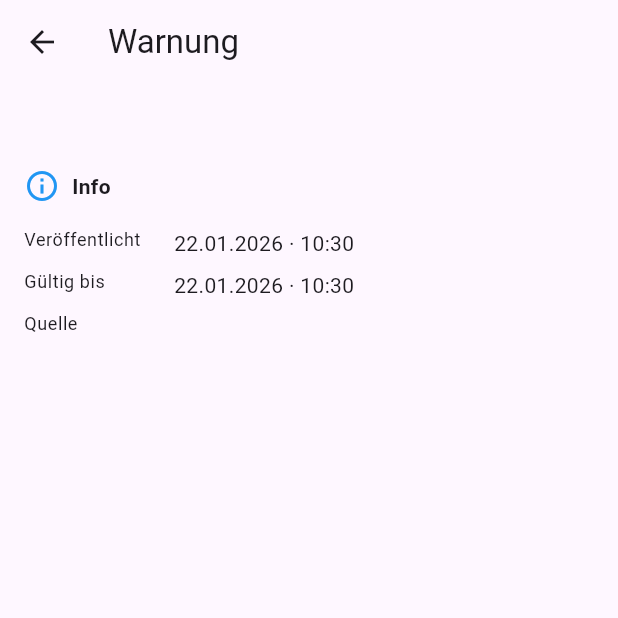
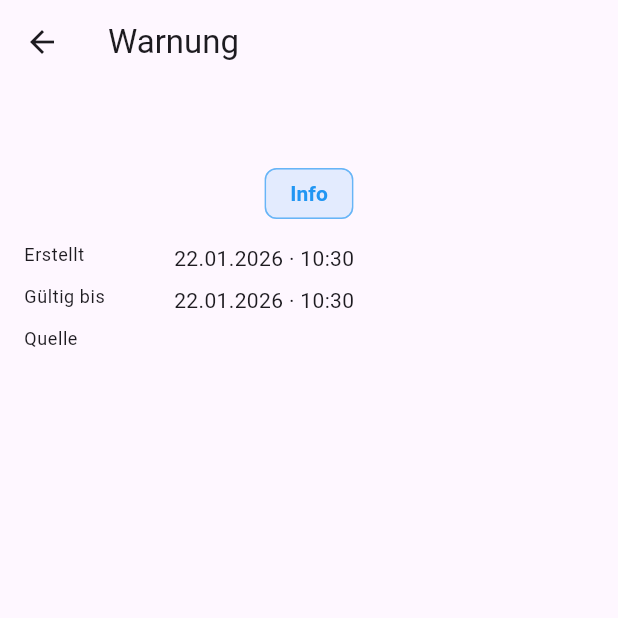
Before and after one commit to nommelnommel-lab/Gemeinde-App, a Flutter app: the WarningDetailScreen screen opened directly with empty values, on a phone screen of 412 x 824 dp, the top half of it. Run offline on Flutter 3.47's test engine with Material 3 defaults, Android fonts, the phone set to English and light mode, and no system bars.

Commit message:
Add severity-aware warnings UI and CRUD stubs

````diff
--- a/apps/mobile/lib/features/warnings/models/warning_item.dart
+++ b/apps/mobile/lib/features/warnings/models/warning_item.dart
@@ -4,7 +4,7 @@ class WarningItem {
     required this.title,
     required this.body,
     required this.severity,
-    required this.publishedAt,
+    required this.createdAt,
     this.validUntil,
     this.source,
   });
@@ -13,7 +13,7 @@ class WarningItem {
   final String title;
   final String body;
   final WarningSeverity severity;
-  final DateTime publishedAt;
+  final DateTime createdAt;
   final DateTime? validUntil;
   final String? source;
 }
--- a/apps/mobile/lib/features/warnings/screens/warning_detail_screen.dart
+++ b/apps/mobile/lib/features/warnings/screens/warning_detail_screen.dart
@@ -1,58 +1,85 @@
 import 'package:flutter/material.dart';
 
+import '../../../shared/navigation/app_router.dart';
 import '../models/warning_item.dart';
+import '../services/warnings_service.dart';
 import '../utils/warning_formatters.dart';
+import '../utils/warning_widgets.dart';
+import 'warning_form_screen.dart';
 
-class WarningDetailScreen extends StatelessWidget {
+class WarningDetailScreen extends StatefulWidget {
   const WarningDetailScreen({
     super.key,
     required this.warning,
+    required this.warningsService,
+    this.isAdmin = false,
   });
 
   final WarningItem warning;
+  final WarningsService warningsService;
+  final bool isAdmin;
+
+  @override
+  State<WarningDetailScreen> createState() => _WarningDetailScreenState();
+}
+
+class _WarningDetailScreenState extends State<WarningDetailScreen> {
+  late WarningItem _warning;
+
+  @override
+  void initState() {
+    super.initState();
+    _warning = widget.warning;
+  }
 
   @override
   Widget build(BuildContext context) {
     final theme = Theme.of(context);
     return Scaffold(
-      appBar: AppBar(title: const Text('Warnung')),
+      appBar: AppBar(
+        title: const Text('Warnung'),
+        actions: widget.isAdmin
+            ? [
+                IconButton(
+                  onPressed: _handleEdit,
+                  icon: const Icon(Icons.edit_outlined),
+                  tooltip: 'Warnung bearbeiten',
+                ),
+                IconButton(
+                  onPressed: _handleDelete,
+                  icon: const Icon(Icons.delete_outline),
+                  tooltip: 'Warnung löschen',
+                ),
+              ]
+            : null,
+      ),
       body: ListView(
         padding: const EdgeInsets.all(16),
         children: [
           Text(
-            warning.title,
+            _warning.title,
             style: theme.textTheme.headlineSmall,
           ),
           const SizedBox(height: 8),
-          Row(
-            children: [
-              _severityIcon(warning.severity),
-              const SizedBox(width: 8),
-              Text(
-                warning.severity.label,
-                style: theme.textTheme.bodyMedium
-                    ?.copyWith(fontWeight: FontWeight.w600),
-              ),
-            ],
-          ),
+          WarningSeverityChip(severity: _warning.severity),
           const SizedBox(height: 16),
           _InfoRow(
-            label: 'Veröffentlicht',
-            value: formatDateTime(warning.publishedAt),
+            label: 'Erstellt',
+            value: formatDateTime(_warning.createdAt),
           ),
-          if (warning.validUntil != null)
+          if (_warning.validUntil != null)
             _InfoRow(
               label: 'Gültig bis',
-              value: formatDateTime(warning.validUntil!),
+              value: formatDateTime(_warning.validUntil!),
             ),
-          if (warning.source != null)
+          if (_warning.source != null)
             _InfoRow(
               label: 'Quelle',
-              value: warning.source!,
+              value: _warning.source!,
             ),
           const SizedBox(height: 16),
           Text(
-            warning.body,
+            _warning.body,
             style: theme.textTheme.bodyLarge,
           ),
         ],
@@ -60,15 +87,41 @@ class WarningDetailScreen extends StatelessWidget {
     );
   }
 
-  Widget _severityIcon(WarningSeverity severity) {
-    switch (severity) {
-      case WarningSeverity.info:
-        return const Icon(Icons.info_outline, color: Colors.blue);
-      case WarningSeverity.warning:
-        return const Icon(Icons.warning_amber, color: Colors.orange);
-      case WarningSeverity.critical:
-        return const Icon(Icons.report, color: Colors.red);
+  Future<void> _handleEdit() async {
+    final updated = await AppRouterScope.of(context).push<WarningItem>(
+      WarningFormScreen(
+        warningsService: widget.warningsService,
+        warning: _warning,
+      ),
+    );
+    if (updated != null) {
+      setState(() => _warning = updated);
     }
+  }
+
+  Future<void> _handleDelete() async {
+    final shouldDelete = await showDialog<bool>(
+      context: context,
+      builder: (context) => AlertDialog(
+        title: const Text('Warnung löschen'),
+        content: const Text('Soll diese Warnung wirklich gelöscht werden?'),
+        actions: [
+          TextButton(
+            onPressed: () => Navigator.of(context).pop(false),
+            child: const Text('Abbrechen'),
+          ),
+          FilledButton(
+            onPressed: () => Navigator.of(context).pop(true),
+            child: const Text('Löschen'),
+          ),
+        ],
+      ),
+    );
+    if (shouldDelete != true) {
+      return;
+    }
+    await widget.warningsService.deleteWarning(_warning.id);
+    AppRouterScope.of(context).pop(true);
   }
 }
 
--- a/apps/mobile/lib/features/warnings/services/warnings_service.dart
+++ b/apps/mobile/lib/features/warnings/services/warnings_service.dart
@@ -5,6 +5,7 @@ class WarningsService {
   WarningsService([this._apiClient]);
 
   final ApiClient? _apiClient;
+  final List<WarningItem> _warningStore = List<WarningItem>.from(_stubWarnings);
 
   /// Usage idea for StartFeed:
   /// ```dart
@@ -16,7 +17,39 @@ class WarningsService {
     // Example:
     // final response = await _apiClient?.getJson('/warnings');
     // parse response into WarningItem list.
-    return List<WarningItem>.unmodifiable(_stubWarnings);
+    return List<WarningItem>.unmodifiable(_warningStore);
+  }
+
+  Future<WarningItem> createWarning({
+    required String title,
+    required String body,
+    required WarningSeverity severity,
+    DateTime? validUntil,
+  }) async {
+    final now = DateTime.now();
+    final warning = WarningItem(
+      id: 'warn-${now.microsecondsSinceEpoch}',
+      title: title,
+      body: body,
+      severity: severity,
+      createdAt: now,
+      validUntil: validUntil,
+    );
+    _warningStore.insert(0, warning);
+    return warning;
+  }
+
+  Future<WarningItem> updateWarning(WarningItem warning) async {
+    final index = _warningStore.indexWhere((item) => item.id == warning.id);
+    if (index == -1) {
+      throw StateError('Warnung nicht gefunden.');
+    }
+    _warningStore[index] = warning;
+    return warning;
+  }
+
+  Future<void> deleteWarning(String id) async {
+    _warningStore.removeWhere((item) => item.id == id);
   }
 }
 
@@ -26,7 +59,7 @@ final List<WarningItem> _stubWarnings = [
     title: 'Gewitterwarnung',
     body: 'Bitte vermeiden Sie Aufenthalte im Freien am Abend.',
     severity: WarningSeverity.warning,
-    publishedAt: DateTime(2024, 9, 15, 18, 0),
+    createdAt: DateTime(2024, 9, 15, 18, 0),
     validUntil: DateTime(2024, 9, 16, 2, 0),
     source: 'Deutscher Wetterdienst',
   ),
@@ -35,7 +68,7 @@ final List<WarningItem> _stubWarnings = [
     title: 'Trinkwasser-Hinweis',
     body: 'Das Wasser kann kurzzeitig nach Chlor riechen.',
     severity: WarningSeverity.info,
-    publishedAt: DateTime(2024, 9, 13, 9, 30),
+    createdAt: DateTime(2024, 9, 13, 9, 30),
     validUntil: DateTime(2024, 9, 18, 12, 0),
     source: 'Stadtwerke Musterhausen',
   ),
@@ -44,7 +77,7 @@ final List<WarningItem> _stubWarnings = [
     title: 'Stromausfall in Teilgebieten',
     body: 'Die Entstörung ist im Gange. Updates folgen.',
     severity: WarningSeverity.critical,
-    publishedAt: DateTime(2024, 9, 11, 6, 45),
+    createdAt: DateTime(2024, 9, 11, 6, 45),
     source: 'Energieversorgung Gemeinde',
   ),
   WarningItem(
@@ -52,7 +85,7 @@ final List<WarningItem> _stubWarnings = [
     title: 'Straßensperrung Bahnhofstraße',
     body: 'Die Bahnhofstraße ist wegen Bauarbeiten gesperrt. Bitte Umleitung beachten.',
     severity: WarningSeverity.warning,
-    publishedAt: DateTime(2024, 9, 10, 7, 15),
+    createdAt: DateTime(2024, 9, 10, 7, 15),
     validUntil: DateTime(2024, 9, 30, 18, 0),
     source: 'Bauamt',
   ),
--- /dev/null
+++ b/apps/mobile/lib/features/warnings/utils/warning_widgets.dart
@@ -0,0 +1,33 @@
+import 'package:flutter/material.dart';
+
+import '../models/warning_item.dart';
+
+class WarningSeverityChip extends StatelessWidget {
+  const WarningSeverityChip({super.key, required this.severity});
+
+  final WarningSeverity severity;
+
+  @override
+  Widget build(BuildContext context) {
+    final color = _severityColor(severity);
+    return Chip(
+      label: Text(severity.label),
+      backgroundColor: color.withOpacity(0.12),
+      labelStyle: TextStyle(color: color, fontWeight: FontWeight.w600),
+      side: BorderSide(color: color.withOpacity(0.4)),
+      materialTapTargetSize: MaterialTapTargetSize.shrinkWrap,
+      visualDensity: VisualDensity.compact,
+    );
+  }
+
+  Color _severityColor(WarningSeverity severity) {
+    switch (severity) {
+      case WarningSeverity.info:
+        return Colors.blue;
+      case WarningSeverity.warning:
+        return Colors.orange;
+      case WarningSeverity.critical:
+        return Colors.red;
+    }
+  }
+}
````
Also changed, not shown: apps/mobile/lib/features/start/screens/start_feed_screen.dart (+45 -17 lines), apps/mobile/lib/features/start/screens/start_screen.dart (+44 -17 lines), apps/mobile/lib/features/warnings/screens/warning_form_screen.dart (added, +243 -0 lines), apps/mobile/lib/features/warnings/screens/warnings_screen.dart (+50 -15 lines).
